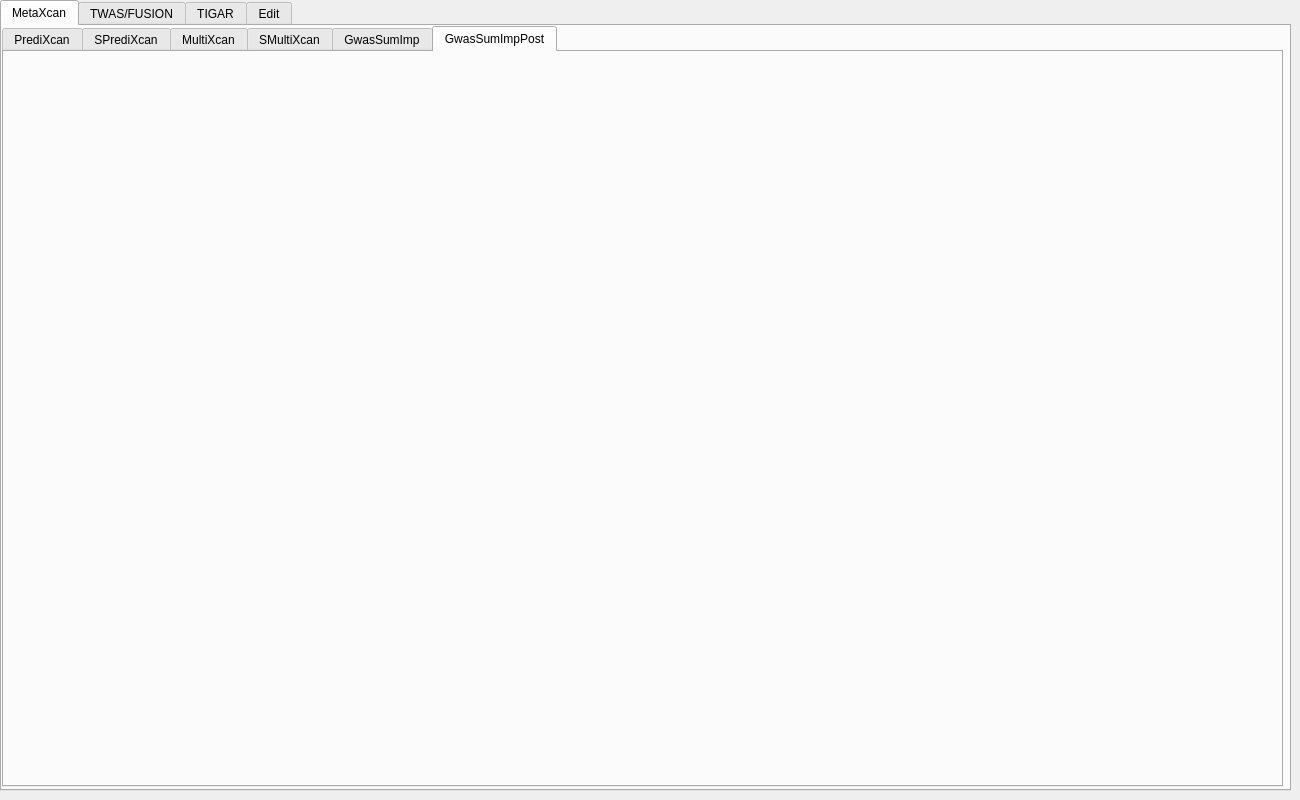
Above: view/App_View.ui from sgrzegorz/imputation_methods_comparison before the change. Below: the same form after it.
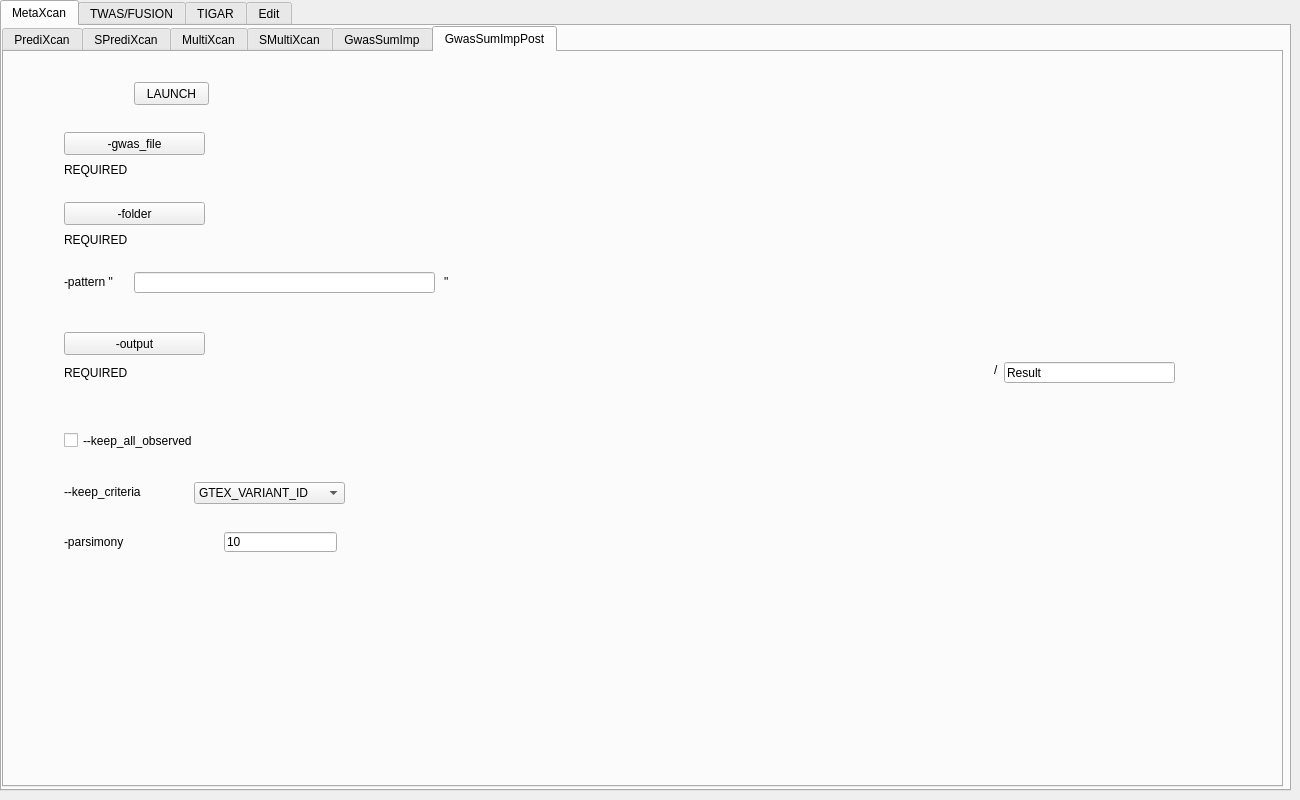
That is the form after the change. The open tabs and pages were chosen to show the change.

The edit to the form file:
```diff
--- a/view/App_View.ui
+++ b/view/App_View.ui
@@ -3332,6 +3332,234 @@
        <attribute name="title">
         <string>GwasSumImpPost</string>
        </attribute>
+       <widget class="QLabel" name="GSPGWASLABEL">
+        <property name="geometry">
+         <rect>
+          <x>60</x>
+          <y>110</y>
+          <width>901</width>
+          <height>16</height>
+         </rect>
+        </property>
+        <property name="text">
+         <string>REQUIRED</string>
+        </property>
+       </widget>
+       <widget class="QPushButton" name="GSPGWAS">
+        <property name="geometry">
+         <rect>
+          <x>60</x>
+          <y>80</y>
+          <width>141</width>
+          <height>23</height>
+         </rect>
+        </property>
+        <property name="text">
+         <string>-gwas_file</string>
+        </property>
+       </widget>
+       <widget class="QCheckBox" name="GSPKEEP">
+        <property name="geometry">
+         <rect>
+          <x>60</x>
+          <y>380</y>
+          <width>271</width>
+          <height>17</height>
+         </rect>
+        </property>
+        <property name="text">
+         <string>--keep_all_observed</string>
+        </property>
+       </widget>
+       <widget class="QLabel" name="label_169">
+        <property name="geometry">
+         <rect>
+          <x>60</x>
+          <y>430</y>
+          <width>101</width>
+          <height>20</height>
+         </rect>
+        </property>
+        <property name="text">
+         <string>--keep_criteria</string>
+        </property>
+       </widget>
+       <widget class="QComboBox" name="GSPCRITERIA">
+        <property name="geometry">
+         <rect>
+          <x>190</x>
+          <y>430</y>
+          <width>151</width>
+          <height>22</height>
+         </rect>
+        </property>
+        <item>
+         <property name="text">
+          <string>GTEX_VARIANT_ID</string>
+         </property>
+        </item>
+        <item>
+         <property name="text">
+          <string>CHR_POS</string>
+         </property>
+        </item>
+       </widget>
+       <widget class="QLineEdit" name="GSPPARS">
+        <property name="geometry">
+         <rect>
+          <x>220</x>
+          <y>480</y>
+          <width>113</width>
+          <height>20</height>
+         </rect>
+        </property>
+        <property name="text">
+         <string>10</string>
+        </property>
+       </widget>
+       <widget class="QLabel" name="label_170">
+        <property name="geometry">
+         <rect>
+          <x>60</x>
+          <y>480</y>
+          <width>91</width>
+          <height>20</height>
+         </rect>
+        </property>
+        <property name="text">
+         <string>-parsimony</string>
+        </property>
+       </widget>
+       <widget class="QLabel" name="MPXPHENLABEL_58">
+        <property name="geometry">
+         <rect>
+          <x>990</x>
+          <y>310</y>
+          <width>16</width>
+          <height>16</height>
+         </rect>
+        </property>
+        <property name="text">
+         <string>/</string>
+        </property>
+       </widget>
+       <widget class="QPushButton" name="GSPOUT">
+        <property name="geometry">
+         <rect>
+          <x>60</x>
+          <y>280</y>
+          <width>141</width>
+          <height>23</height>
+         </rect>
+        </property>
+        <property name="text">
+         <string>-output</string>
+        </property>
+       </widget>
+       <widget class="QLabel" name="GSPOUTLABEL">
+        <property name="geometry">
+         <rect>
+          <x>60</x>
+          <y>310</y>
+          <width>491</width>
+          <height>21</height>
+         </rect>
+        </property>
+        <property name="text">
+         <string>REQUIRED</string>
+        </property>
+       </widget>
+       <widget class="QLineEdit" name="GSPOUTFILE">
+        <property name="geometry">
+         <rect>
+          <x>1000</x>
+          <y>310</y>
+          <width>171</width>
+          <height>21</height>
+         </rect>
+        </property>
+        <property name="text">
+         <string>Result</string>
+        </property>
+       </widget>
+       <widget class="QPushButton" name="GSPLAUNCH">
+        <property name="geometry">
+         <rect>
+          <x>130</x>
+          <y>30</y>
+          <width>75</width>
+          <height>23</height>
+         </rect>
+        </property>
+        <property name="text">
+         <string>LAUNCH</string>
+        </property>
+       </widget>
+       <widget class="QPushButton" name="GSPFOLDER">
+        <property name="geometry">
+         <rect>
+          <x>60</x>
+          <y>150</y>
+          <width>141</width>
+          <height>23</height>
+         </rect>
+        </property>
+        <property name="text">
+         <string>-folder</string>
+        </property>
+       </widget>
+       <widget class="QLabel" name="GSPFOLDERLABEL">
+        <property name="geometry">
+         <rect>
+          <x>60</x>
+          <y>180</y>
+          <width>861</width>
+          <height>16</height>
+         </rect>
+        </property>
+        <property name="text">
+         <string>REQUIRED</string>
+        </property>
+       </widget>
+       <widget class="QLineEdit" name="GSPPATT">
+        <property name="geometry">
+         <rect>
+          <x>130</x>
+          <y>220</y>
+          <width>301</width>
+          <height>21</height>
+         </rect>
+        </property>
+        <property name="text">
+         <string/>
+        </property>
+       </widget>
+       <widget class="QLabel" name="label_171">
+        <property name="geometry">
+         <rect>
+          <x>60</x>
+          <y>220</y>
+          <width>81</width>
+          <height>20</height>
+         </rect>
+        </property>
+        <property name="text">
+         <string>-pattern &quot;</string>
+        </property>
+       </widget>
+       <widget class="QLabel" name="label_173">
+        <property name="geometry">
+         <rect>
+          <x>440</x>
+          <y>220</y>
+          <width>16</width>
+          <height>20</height>
+         </rect>
+        </property>
+        <property name="text">
+         <string>&quot;</string>
+        </property>
+       </widget>
       </widget>
      </widget>
     </widget>
```
Left out of the diff: 2 changed lines with no effect on the pictures.
